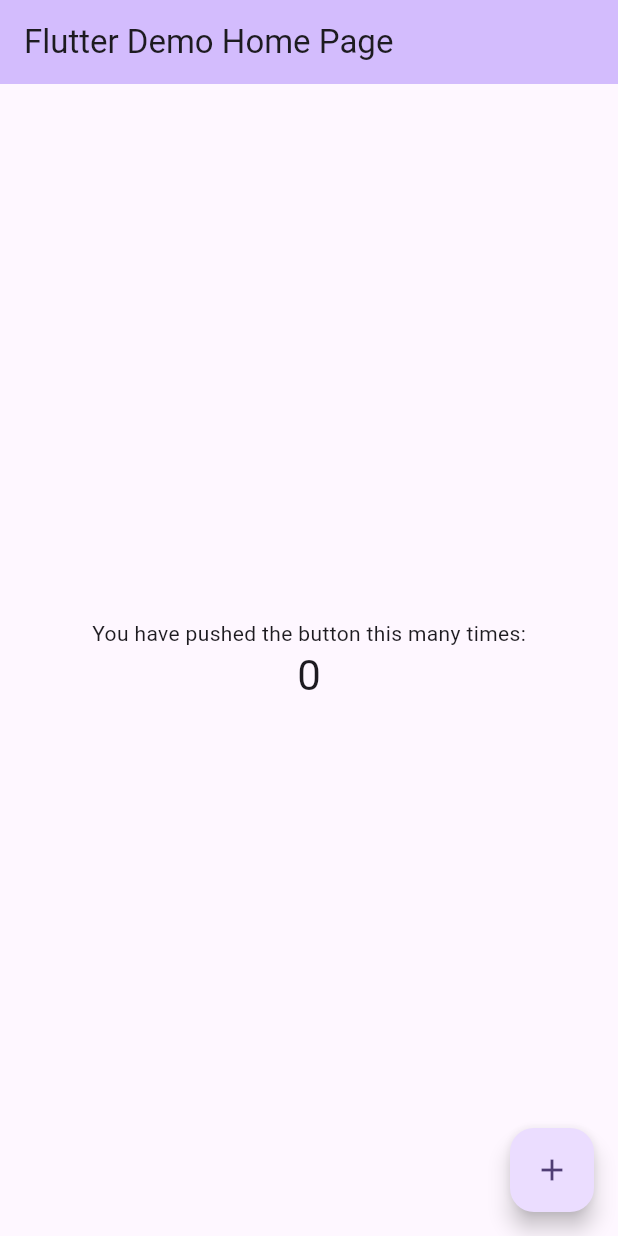
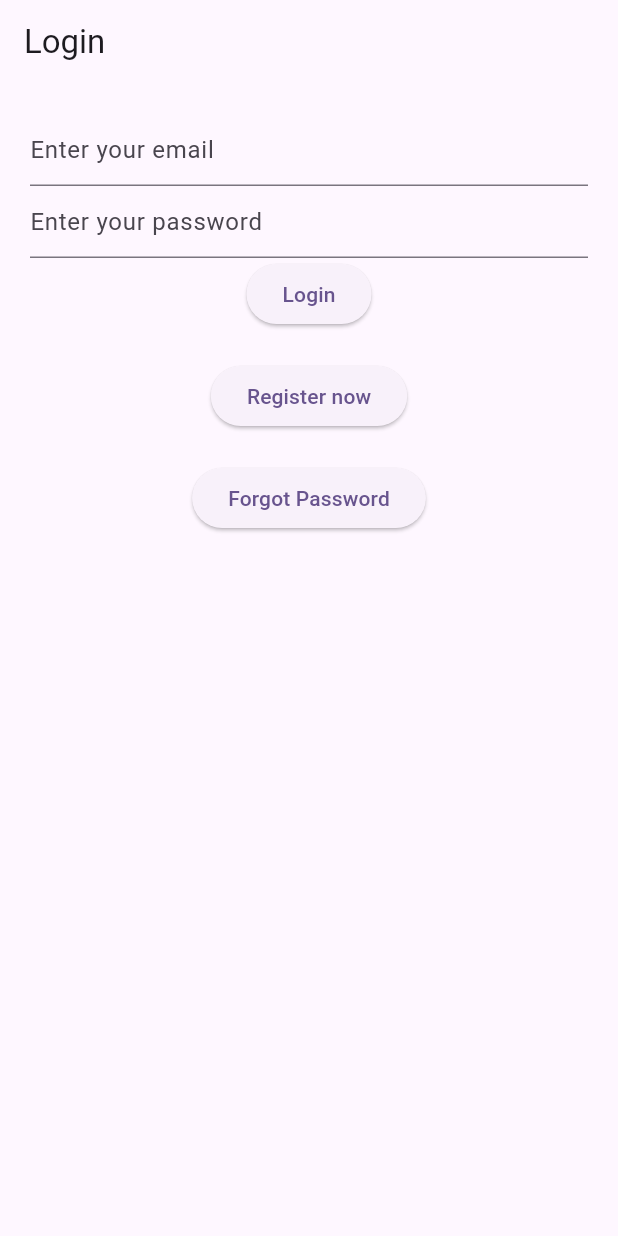
Before and after one commit to aakashsahh/Authentication_with_Firebase, a Flutter app: the screen it shows after launch, on a phone screen of 412 x 824 dp. Run offline on Flutter 3.47's test engine with Material 3 defaults, Android fonts, the phone set to English and light mode, and no system bars; our stand-ins replace firebase_auth, firebase_core, get; accounts and stored records are empty.

Commit message:
login, signup,reset with email using firebase implementation

```diff
--- /dev/null
+++ b/lib/forgot.dart
@@ -0,0 +1,39 @@
+import 'package:firebase_auth/firebase_auth.dart';
+import 'package:flutter/material.dart';
+
+class Forgot extends StatefulWidget {
+  Forgot({Key? key}) : super(key: key);
+
+  @override
+  State<Forgot> createState() => _ForgotState();
+}
+
+class _ForgotState extends State<Forgot> {
+   TextEditingController email = TextEditingController();
+
+  reset() async {
+    await FirebaseAuth.instance.sendPasswordResetEmail(email: email.text);
+
+  }
+  @override
+  Widget build(BuildContext context) {
+    return Scaffold(
+      appBar: AppBar(
+        title: Text("Forgot Password"),
+      ),
+      body: Padding(
+        padding: const EdgeInsets.all(20.0),
+        child: Column(
+          children: [
+            TextField(
+              controller: email,
+              decoration: InputDecoration(hintText: 'Enter your email'),
+            ),
+
+            ElevatedButton(onPressed: (() => reset()), child: Text("Send link"))
+          ],
+        ),
+      ),
+    );
+  }
+}
--- /dev/null
+++ b/lib/login.dart
@@ -0,0 +1,71 @@
+import 'package:firebase_auth/firebase_auth.dart';
+import 'package:flutter/material.dart';
+import 'package:get/get.dart';
+import 'package:login_firebase/forgot.dart';
+import 'package:login_firebase/signup.dart';
+
+class Login extends StatefulWidget {
+  Login({Key? key}) : super(key: key);
+
+  @override
+  State<Login> createState() => _LoginState();
+}
+
+class _LoginState extends State<Login> {
+  TextEditingController email = TextEditingController();
+  TextEditingController password = TextEditingController();
+  bool isLoading = false;
+
+  signIn() async {
+    setState(() {
+      isLoading = true;
+    });
+    try {
+      await FirebaseAuth.instance.signInWithEmailAndPassword(email: email.text, password: password.text);
+    } on FirebaseAuthException catch (e) {
+      Get.snackbar("An error occured", e.message.toString());
+    } catch (e) {
+      Get.snackbar("An error Occured", e.toString());
+    }
+    setState(() {
+      isLoading = false;
+    });
+  }
+
+  @override
+  Widget build(BuildContext context) {
+    return isLoading
+        ? const Center(
+            child: CircularProgressIndicator(),
+          )
+        : Scaffold(
+            appBar: AppBar(
+              title: const Text("Login"),
+            ),
+            body: Padding(
+              padding: const EdgeInsets.all(20.0),
+              child: Column(
+                children: [
+                  TextField(
+                    controller: email,
+                    decoration: const InputDecoration(hintText: 'Enter your email'),
+                  ),
+                  TextField(
+                    controller: password,
+                    decoration: const InputDecoration(hintText: 'Enter your password'),
+                  ),
+                  ElevatedButton(onPressed: (() => signIn()), child: const Text("Login")),
+                  const SizedBox(
+                    height: 20,
+                  ),
+                  ElevatedButton(onPressed: (() => Get.to(Signup())), child: const Text("Register now")),
+                  const SizedBox(
+                    height: 20,
+                  ),
+                  ElevatedButton(onPressed: (() => Get.to(Forgot())), child: const Text("Forgot Password"))
+                ],
+              ),
+            ),
+          );
+  }
+}
--- a/lib/main.dart
+++ b/lib/main.dart
@@ -1,125 +1,28 @@
+import 'package:firebase_core/firebase_core.dart';
 import 'package:flutter/material.dart';
+import 'package:get/get_navigation/src/root/get_material_app.dart';
+import 'package:login_firebase/wrapper.dart';
 
-void main() {
+void main() async {
+  WidgetsFlutterBinding.ensureInitialized();
+  await Firebase.initializeApp();
   runApp(const MyApp());
 }
 
 class MyApp extends StatelessWidget {
   const MyApp({super.key});
 
-  // This widget is the root of your application.
+
   @override
   Widget build(BuildContext context) {
-    return MaterialApp(
+    return GetMaterialApp(
       title: 'Flutter Demo',
       theme: ThemeData(
-        // This is the theme of your application.
-        //
-        // TRY THIS: Try running your application with "flutter run". You'll see
-        // the application has a purple toolbar. Then, without quitting the app,
-        // try changing the seedColor in the colorScheme below to Colors.green
-        // and then invoke "hot reload" (save your changes or press the "hot
-        // reload" button in a Flutter-supported IDE, or press "r" if you used
-        // the command line to start the app).
-        //
-        // Notice that the counter didn't reset back to zero; the application
-        // state is not lost during the reload. To reset the state, use hot
-        // restart instead.
-        //
-        // This works for code too, not just values: Most code changes can be
-        // tested with just a hot reload.
+
         colorScheme: ColorScheme.fromSeed(seedColor: Colors.deepPurple),
         useMaterial3: true,
       ),
-      home: const MyHomePage(title: 'Flutter Demo Home Page'),
+      home: Wrapper()
     );
   }
 }
-
-class MyHomePage extends StatefulWidget {
-  const MyHomePage({super.key, required this.title});
-
-  // This widget is the home page of your application. It is stateful, meaning
-  // that it has a State object (defined below) that contains fields that affect
-  // how it looks.
-
-  // This class is the configuration for the state. It holds the values (in this
-  // case the title) provided by the parent (in this case the App widget) and
-  // used by the build method of the State. Fields in a Widget subclass are
-  // always marked "final".
-
-  final String title;
-
-  @override
-  State<MyHomePage> createState() => _MyHomePageState();
-}
-
-class _MyHomePageState extends State<MyHomePage> {
-  int _counter = 0;
-
-  void _incrementCounter() {
-    setState(() {
-      // This call to setState tells the Flutter framework that something has
-      // changed in this State, which causes it to rerun the build method below
-      // so that the display can reflect the updated values. If we changed
-      // _counter without calling setState(), then the build method would not be
-      // called again, and so nothing would appear to happen.
-      _counter++;
-    });
-  }
-
-  @override
-  Widget build(BuildContext context) {
-    // This method is rerun every time setState is called, for instance as done
-    // by the _incrementCounter method above.
-    //
-    // The Flutter framework has been optimized to make rerunning build methods
-    // fast, so that you can just rebuild anything that needs updating rather
-    // than having to individually change instances of widgets.
-    return Scaffold(
-      appBar: AppBar(
-        // TRY THIS: Try changing the color here to a specific color (to
-        // Colors.amber, perhaps?) and trigger a hot reload to see the AppBar
-        // change color while the other colors stay the same.
-        backgroundColor: Theme.of(context).colorScheme.inversePrimary,
-        // Here we take the value from the MyHomePage object that was created by
-        // the App.build method, and use it to set our appbar title.
-        title: Text(widget.title),
-      ),
-      body: Center(
-        // Center is a layout widget. It takes a single child and positions it
-        // in the middle of the parent.
-        child: Column(
-          // Column is also a layout widget. It takes a list of children and
-          // arranges them vertically. By default, it sizes itself to fit its
-          // children horizontally, and tries to be as tall as its parent.
-          //
-          // Column has various properties to control how it sizes itself and
-          // how it positions its children. Here we use mainAxisAlignment to
-          // center the children vertically; the main axis here is the vertical
-          // axis because Columns are vertical (the cross axis would be
-          // horizontal).
-          //
-          // TRY THIS: Invoke "debug painting" (choose the "Toggle Debug Paint"
-          // action in the IDE, or press "p" in the console), to see the
-          // wireframe for each widget.
-          mainAxisAlignment: MainAxisAlignment.center,
-          children: <Widget>[
-            const Text(
-              'You have pushed the button this many times:',
-            ),
-            Text(
-              '$_counter',
-              style: Theme.of(context).textTheme.headlineMedium,
-            ),
-          ],
-        ),
-      ),
-      floatingActionButton: FloatingActionButton(
-        onPressed: _incrementCounter,
-        tooltip: 'Increment',
-        child: const Icon(Icons.add),
-      ), // This trailing comma makes auto-formatting nicer for build methods.
-    );
-  }
-}
--- /dev/null
+++ b/lib/signup.dart
@@ -0,0 +1,46 @@
+import 'package:firebase_auth/firebase_auth.dart';
+import 'package:flutter/material.dart';
+import 'package:get/get.dart';
+import 'package:login_firebase/wrapper.dart';
+
+class Signup extends StatefulWidget {
+  Signup({Key? key}) : super(key: key);
+
+  @override
+  State<Signup> createState() => _SignupState();
+}
+
+class _SignupState extends State<Signup> {
+  TextEditingController email = TextEditingController();
+  TextEditingController password = TextEditingController();
+
+  signup() async {
+    await FirebaseAuth.instance.createUserWithEmailAndPassword(email: email.text, password: password.text);
+    Get.offAll(Wrapper());
+  }
+
+  @override
+  Widget build(BuildContext context) {
+    return Scaffold(
+      appBar: AppBar(
+        title: Text("Login"),
+      ),
+      body: Padding(
+        padding: const EdgeInsets.all(20.0),
+        child: Column(
+          children: [
+            TextField(
+              controller: email,
+              decoration: InputDecoration(hintText: 'Enter your email'),
+            ),
+            TextField(
+              controller: password,
+              decoration: InputDecoration(hintText: 'Enter your password'),
+            ),
+            ElevatedButton(onPressed: (() => signup()), child: Text("Sign Up"))
+          ],
+        ),
+      ),
+    );
+  }
+}
--- /dev/null
+++ b/lib/wrapper.dart
@@ -0,0 +1,33 @@
+import 'package:firebase_auth/firebase_auth.dart';
+import 'package:firebase_core/firebase_core.dart';
+import 'package:flutter/material.dart';
+import 'package:login_firebase/homepage.dart';
+import 'package:login_firebase/login.dart';
+import 'package:login_firebase/verifyemail.dart';
+
+class Wrapper extends StatefulWidget {
+  Wrapper({Key? key}) : super(key: key);
+
+  @override
+  State<Wrapper> createState() => _WrapperState();
+}
+
+class _WrapperState extends State<Wrapper> {
+  @override
+  Widget build(BuildContext context) {
+    return StreamBuilder(
+      stream: FirebaseAuth.instance.authStateChanges(),
+      builder: (context, snapshot) {
+        if (snapshot.hasData) {
+          if (snapshot.data!.emailVerified) {
+            return HomePage();
+          } else {
+            return Verify();
+          }
+        } else {
+          return Login();
+        }
+      },
+    );
+  }
+}
--- a/pubspec.yaml
+++ b/pubspec.yaml
@@ -35,6 +35,9 @@ dependencies:
   # The following adds the Cupertino Icons font to your application.
   # Use with the CupertinoIcons class for iOS style icons.
   cupertino_icons: ^1.0.6
+  firebase_core: ^2.27.0
+  firebase_auth: ^4.17.8
+  get: ^4.6.6
 
 dev_dependencies:
   flutter_test:
```
Also changed, not shown: lib/homepage.dart (added, +33 -0 lines), lib/verifyemail.dart (added, +54 -0 lines), pubspec.lock, 3 other files.
